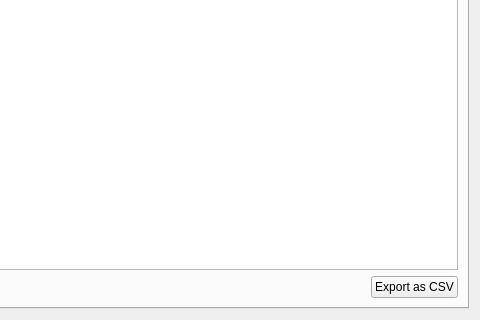
Qt form QTInterface/resultswindow.ui (gabrielecanesi/iterative-solver) before a commit; both pictures show x 456 to 936 and y 518 to 838 of the 936 by 838 pixel window.
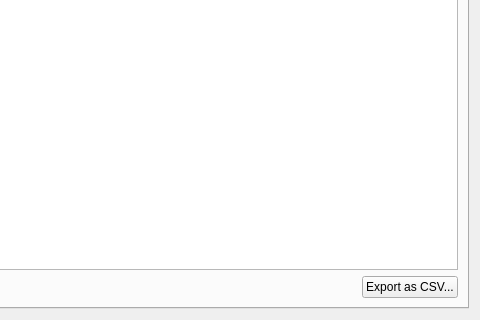
The same form after that commit.

Patch:
```diff
--- a/QTInterface/resultswindow.ui
+++ b/QTInterface/resultswindow.ui
@@ -73,7 +73,7 @@
            <item>
             <widget class="QPushButton" name="exportCsvButton">
              <property name="text">
-              <string>Export as CSV</string>
+              <string>Export as CSV...</string>
              </property>
             </widget>
            </item>
```
